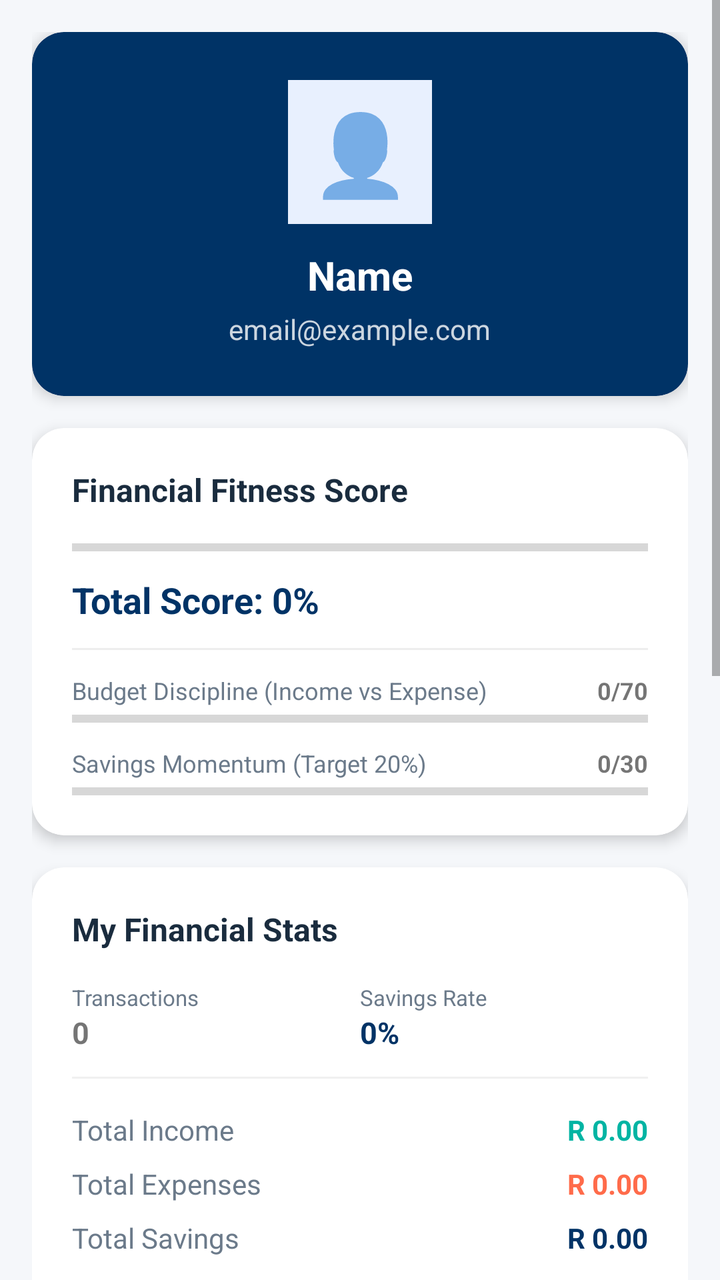
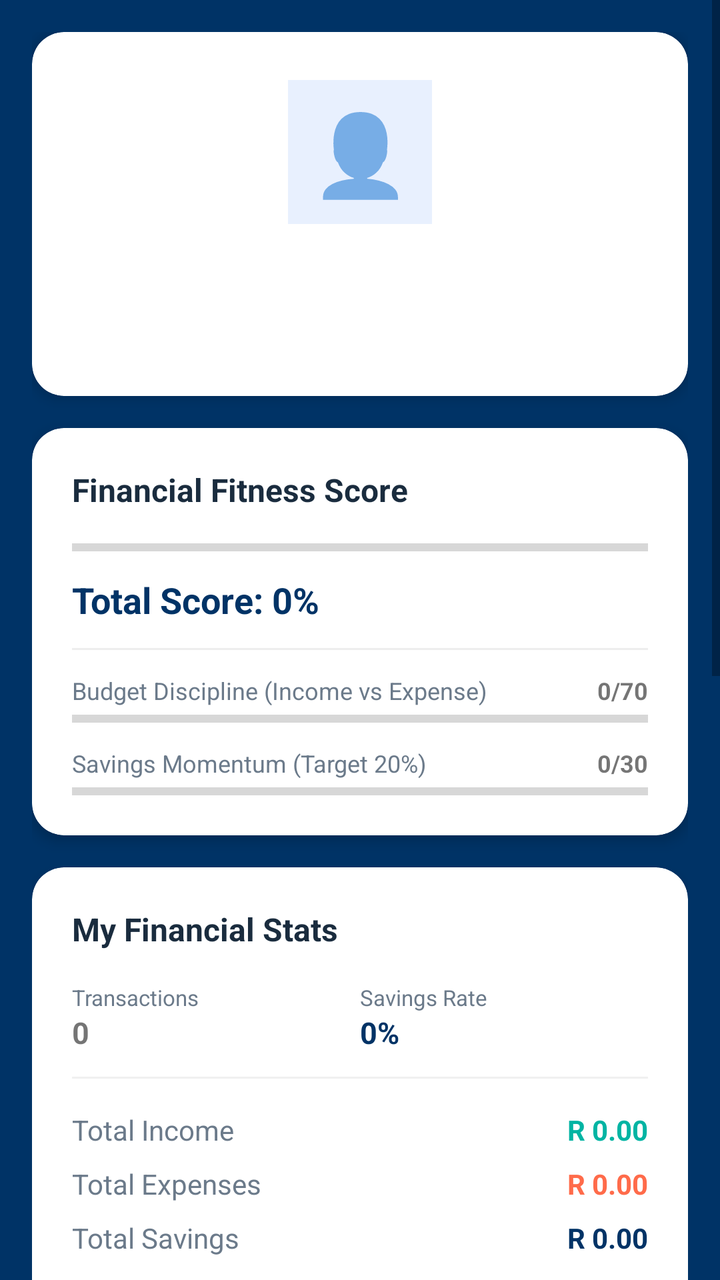

Compare the two renders of this Android layout. The source of the first and the diff that turns it into the second are given below.
<!-- AndroidManifest.xml: application theme Theme.BudgetApp -->
<!-- res/layout/fragment_profile.xml -->
<?xml version="1.0" encoding="utf-8"?>
<ScrollView
    xmlns:android="http://schemas.android.com/apk/res/android"
    xmlns:app="http://schemas.android.com/apk/res-auto"
    android:id="@+id/scrollViewProfile"
    android:layout_width="match_parent"
    android:layout_height="match_parent"
    android:background="@color/background_grey">

    <LinearLayout
        android:layout_width="match_parent"
        android:layout_height="wrap_content"
        android:orientation="vertical"
        android:padding="16dp">

        
        <androidx.cardview.widget.CardView
            android:layout_width="match_parent"
            android:layout_height="wrap_content"
            android:layout_marginBottom="16dp"
            app:cardCornerRadius="16dp"
            app:cardElevation="4dp"
            app:cardBackgroundColor="@color/profile_card_bg">

            <LinearLayout
                android:layout_width="match_parent"
                android:layout_height="wrap_content"
                android:orientation="vertical"
                android:padding="24dp"
                android:gravity="center">

                <TextView
                    android:layout_width="72dp"
                    android:layout_height="72dp"
                    android:text="👤"
                    android:textSize="40sp"
                    android:gravity="center"
                    android:background="@color/profile_avatar_circle_bg"
                    android:layout_marginBottom="12dp" />

                <TextView
                    android:id="@+id/tvProfileName"
                    android:layout_width="wrap_content"
                    android:layout_height="wrap_content"
                    android:text="Name"
                    android:textSize="20sp"
                    android:textStyle="bold"
                    android:textColor="@color/header_on_background" />

                <TextView
                    android:id="@+id/tvProfileEmail"
                    android:layout_width="wrap_content"
                    android:layout_height="wrap_content"
                    android:text="email@example.com"
                    android:textSize="14sp"
                    android:textColor="#CCFFFFFF"
                    android:layout_marginTop="4dp" />
            </LinearLayout>
        </androidx.cardview.widget.CardView>

        
        <androidx.cardview.widget.CardView
            android:layout_width="match_parent"
            android:layout_height="wrap_content"
            android:layout_marginBottom="16dp"
            app:cardCornerRadius="16dp"
            app:cardElevation="4dp"
            app:cardBackgroundColor="@color/card_background">

            <LinearLayout
                android:layout_width="match_parent"
                android:layout_height="wrap_content"
                android:orientation="vertical"
                android:padding="20dp">

                <TextView
                    android:layout_width="wrap_content"
                    android:layout_height="wrap_content"
                    android:text="Financial Fitness Score"
                    android:textSize="16sp"
                    android:textStyle="bold"
                    android:textColor="@color/text_primary"
                    android:layout_marginBottom="12dp" />

                <ProgressBar
                    android:id="@+id/pbProfileFitness"
                    style="?android:attr/progressBarStyleHorizontal"
                    android:layout_width="match_parent"
                    android:layout_height="12dp"
                    android:progress="0"
                    android:max="100"
                    android:progressTint="@color/colorPrimary"
                    android:layout_marginBottom="8dp" />

                <TextView
                    android:id="@+id/tvProfileFitnessScore"
                    android:layout_width="wrap_content"
                    android:layout_height="wrap_content"
                    android:text="Total Score: 0%"
                    android:textSize="18sp"
                    android:textStyle="bold"
                    android:textColor="@color/colorPrimary" />

                <View
                    android:layout_width="match_parent"
                    android:layout_height="1dp"
                    android:background="#EEE"
                    android:layout_marginVertical="12dp" />

                
                <LinearLayout
                    android:layout_width="match_parent"
                    android:layout_height="wrap_content"
                    android:orientation="horizontal"
                    android:layout_marginBottom="4dp">
                    <TextView
                        android:layout_width="0dp"
                        android:layout_weight="1"
                        android:layout_height="wrap_content"
                        android:text="Budget Discipline (Income vs Expense)"
                        android:textSize="12sp"
                        android:textColor="@color/text_secondary" />
                    <TextView
                        android:id="@+id/tvFitnessSurplusScore"
                        android:layout_width="wrap_content"
                        android:layout_height="wrap_content"
                        android:text="0/70"
                        android:textSize="12sp"
                        android:textStyle="bold" />
                </LinearLayout>
                <ProgressBar
                    android:id="@+id/pbFitnessSurplus"
                    style="?android:attr/progressBarStyleHorizontal"
                    android:layout_width="match_parent"
                    android:layout_height="4dp"
                    android:progress="0"
                    android:max="70"
                    android:progressTint="@color/income_green"
                    android:layout_marginBottom="12dp" />

                
                <LinearLayout
                    android:layout_width="match_parent"
                    android:layout_height="wrap_content"
                    android:orientation="horizontal"
                    android:layout_marginBottom="4dp">
                    <TextView
                        android:layout_width="0dp"
                        android:layout_weight="1"
                        android:layout_height="wrap_content"
                        android:text="Savings Momentum (Target 20%)"
                        android:textSize="12sp"
                        android:textColor="@color/text_secondary" />
                    <TextView
                        android:id="@+id/tvFitnessSavingsScore"
                        android:layout_width="wrap_content"
                        android:layout_height="wrap_content"
                        android:text="0/30"
                        android:textSize="12sp"
                        android:textStyle="bold" />
                </LinearLayout>
                <ProgressBar
                    android:id="@+id/pbFitnessSavings"
                    style="?android:attr/progressBarStyleHorizontal"
                    android:layout_width="match_parent"
                    android:layout_height="4dp"
                    android:progress="0"
                    android:max="30"
                    android:progressTint="@color/colorPrimary" />

            </LinearLayout>
        </androidx.cardview.widget.CardView>

        
        <androidx.cardview.widget.CardView
            android:layout_width="match_parent"
            android:layout_height="wrap_content"
            android:layout_marginBottom="16dp"
            app:cardCornerRadius="16dp"
            app:cardElevation="4dp"
            app:cardBackgroundColor="@color/card_background">

            <LinearLayout
                android:layout_width="match_parent"
                android:layout_height="wrap_content"
                android:orientation="vertical"
                android:padding="20dp">

                <TextView
                    android:layout_width="wrap_content"
                    android:layout_height="wrap_content"
                    android:text="My Financial Stats"
                    android:textSize="16sp"
                    android:textStyle="bold"
                    android:textColor="@color/text_primary"
                    android:layout_marginBottom="16dp" />

                
                <LinearLayout
                    android:layout_width="match_parent"
                    android:layout_height="wrap_content"
                    android:orientation="horizontal"
                    android:layout_marginBottom="12dp">
                    <LinearLayout android:layout_width="0dp" android:layout_weight="1" android:layout_height="wrap_content" android:orientation="vertical">
                        <TextView android:layout_width="wrap_content" android:layout_height="wrap_content" android:text="Transactions" android:textSize="11sp" android:textColor="@color/text_secondary"/>
                        <TextView android:id="@+id/tvTxCount" android:layout_width="wrap_content" android:layout_height="wrap_content" android:text="0" android:textStyle="bold" android:textSize="15sp"/>
                    </LinearLayout>
                    <LinearLayout android:layout_width="0dp" android:layout_weight="1" android:layout_height="wrap_content" android:orientation="vertical">
                        <TextView android:layout_width="wrap_content" android:layout_height="wrap_content" android:text="Savings Rate" android:textSize="11sp" android:textColor="@color/text_secondary"/>
                        <TextView android:id="@+id/tvSummarySavingsRate" android:layout_width="wrap_content" android:layout_height="wrap_content" android:text="0%" android:textStyle="bold" android:textSize="15sp" android:textColor="@color/colorPrimary"/>
                    </LinearLayout>
                </LinearLayout>

                <View android:layout_width="match_parent" android:layout_height="1dp" android:background="#F0F0F0" android:layout_marginBottom="16dp"/>

                
                <LinearLayout android:layout_width="match_parent" android:layout_height="wrap_content" android:orientation="horizontal" android:layout_marginBottom="8dp">
                    <TextView android:layout_width="0dp" android:layout_weight="1" android:layout_height="wrap_content" android:text="Total Income" android:textSize="14sp" android:textColor="@color/text_secondary"/>
                    <TextView android:id="@+id/tvSummaryIncome" android:layout_width="wrap_content" android:layout_height="wrap_content" android:text="R 0.00" android:textStyle="bold" android:textColor="@color/income_green"/>
                </LinearLayout>

                <LinearLayout android:layout_width="match_parent" android:layout_height="wrap_content" android:orientation="horizontal" android:layout_marginBottom="8dp">
                    <TextView android:layout_width="0dp" android:layout_weight="1" android:layout_height="wrap_content" android:text="Total Expenses" android:textSize="14sp" android:textColor="@color/text_secondary"/>
                    <TextView android:id="@+id/tvSummaryExpenses" android:layout_width="wrap_content" android:layout_height="wrap_content" android:text="R 0.00" android:textStyle="bold" android:textColor="@color/expense_red"/>
                </LinearLayout>

                <LinearLayout android:layout_width="match_parent" android:layout_height="wrap_content" android:orientation="horizontal" android:layout_marginBottom="8dp">
                    <TextView android:layout_width="0dp" android:layout_weight="1" android:layout_height="wrap_content" android:text="Total Savings" android:textSize="14sp" android:textColor="@color/text_secondary"/>
                    <TextView android:id="@+id/tvSummarySavings" android:layout_width="wrap_content" android:layout_height="wrap_content" android:text="R 0.00" android:textStyle="bold" android:textColor="@color/colorPrimary"/>
                </LinearLayout>

                <LinearLayout android:layout_width="match_parent" android:layout_height="wrap_content" android:orientation="horizontal" android:layout_marginBottom="8dp">
                    <TextView android:layout_width="0dp" android:layout_weight="1" android:layout_height="wrap_content" android:text="Debt Balance" android:textSize="14sp" android:textColor="@color/text_secondary"/>
                    <TextView android:id="@+id/tvTotalDebt" android:layout_width="wrap_content" android:layout_height="wrap_content" android:text="R 0.00" android:textStyle="bold" android:textColor="#E65100"/>
                </LinearLayout>

                <View android:layout_width="match_parent" android:layout_height="1dp" android:background="#F0F0F0" android:layout_marginVertical="12dp"/>

                <LinearLayout android:layout_width="match_parent" android:layout_height="wrap_content" android:orientation="horizontal">
                    <TextView android:layout_width="0dp" android:layout_weight="1" android:layout_height="wrap_content" android:text="Available Balance" android:textStyle="bold" android:textColor="@color/text_primary"/>
                    <TextView android:id="@+id/tvTotalSaved" android:layout_width="wrap_content" android:layout_height="wrap_content" android:text="R 0.00" android:textStyle="bold" android:textColor="@color/income_green" android:textSize="16sp"/>
                </LinearLayout>

            </LinearLayout>
        </androidx.cardview.widget.CardView>

        
        <androidx.cardview.widget.CardView
            android:layout_width="match_parent"
            android:layout_height="wrap_content"
            android:layout_marginBottom="16dp"
            app:cardCornerRadius="16dp"
            app:cardElevation="4dp"
            app:cardBackgroundColor="@color/card_background">

            <LinearLayout
                android:layout_width="match_parent"
                android:layout_height="wrap_content"
                android:orientation="vertical"
                android:padding="20dp">

                <TextView
                    android:layout_width="wrap_content"
                    android:layout_height="wrap_content"
                    android:text="Usage Distribution"
                    android:textSize="16sp"
                    android:textStyle="bold"
                    android:textColor="@color/text_primary"
                    android:layout_marginBottom="12dp" />

                
                <LinearLayout
                    android:layout_width="match_parent"
                    android:layout_height="wrap_content"
                    android:orientation="horizontal"
                    android:gravity="bottom">
                    <TextView
                        android:layout_width="0dp"
                        android:layout_weight="1"
                        android:layout_height="wrap_content"
                        android:text="Total cash handled"
                        android:textSize="13sp"
                        android:textColor="@color/text_secondary" />
                    <TextView
                        android:id="@+id/tvUsageTotalAmount"
                        android:layout_width="wrap_content"
                        android:layout_height="wrap_content"
                        android:text="R 0.00"
                        android:textSize="13sp"
                        android:textStyle="bold"
                        android:textColor="@color/income_green" />
                </LinearLayout>
                <ProgressBar
                    android:id="@+id/pbUsageTotal"
                    style="?android:attr/progressBarStyleHorizontal"
                    android:layout_width="match_parent"
                    android:layout_height="8dp"
                    android:progress="100"
                    android:progressTint="@color/income_green"
                    android:layout_marginTop="4dp"
                    android:layout_marginBottom="12dp" />

                
                <LinearLayout
                    android:layout_width="match_parent"
                    android:layout_height="wrap_content"
                    android:orientation="horizontal">
                    <TextView
                        android:layout_width="0dp"
                        android:layout_weight="1"
                        android:layout_height="wrap_content"
                        android:text="Income"
                        android:textSize="12sp"
                        android:textColor="@color/text_secondary" />
                    <TextView
                        android:id="@+id/tvUsageIncomePercent"
                        android:layout_width="wrap_content"
                        android:layout_height="wrap_content"
                        android:text="0%"
                        android:textSize="12sp"
                        android:textColor="@color/text_primary" />
                </LinearLayout>
                <ProgressBar
                    android:id="@+id/pbUsageIncome"
                    style="?android:attr/progressBarStyleHorizontal"
                    android:layout_width="match_parent"
                    android:layout_height="4dp"
                    android:progress="0"
                    android:progressTint="@color/income_green"
                    android:layout_marginTop="2dp"
                    android:layout_marginBottom="8dp" />

                
                <LinearLayout
                    android:layout_width="match_parent"
                    android:layout_height="wrap_content"
                    android:orientation="horizontal">
                    <TextView
                        android:layout_width="0dp"
                        android:layout_weight="1"
                        android:layout_height="wrap_content"
                        android:text="Expense"
                        android:textSize="12sp"
                        android:textColor="@color/text_secondary" />
                    <TextView
                        android:id="@+id/tvUsageExpensePercent"
                        android:layout_width="wrap_content"
                        android:layout_height="wrap_content"
                        android:text="0%"
                        android:textSize="12sp"
                        android:textColor="@color/text_primary" />
                </LinearLayout>
                <ProgressBar
                    android:id="@+id/pbUsageExpense"
                    style="?android:attr/progressBarStyleHorizontal"
                    android:layout_width="match_parent"
                    android:layout_height="4dp"
                    android:progress="0"
                    android:progressTint="@color/expense_red"
                    android:layout_marginTop="2dp"
                    android:layout_marginBottom="8dp" />

                
                <LinearLayout
                    android:layout_width="match_parent"
                    android:layout_height="wrap_content"
                    android:orientation="horizontal">
                    <TextView
                        android:layout_width="0dp"
                        android:layout_weight="1"
                        android:layout_height="wrap_content"
                        android:text="Savings"
                        android:textSize="12sp"
                        android:textColor="@color/text_secondary" />
                    <TextView
                        android:id="@+id/tvUsageSavingsPercent"
                        android:layout_width="wrap_content"
                        android:layout_height="wrap_content"
                        android:text="0%"
                        android:textSize="12sp"
                        android:textColor="@color/text_primary" />
                </LinearLayout>
                <ProgressBar
                    android:id="@+id/pbUsageSavings"
                    style="?android:attr/progressBarStyleHorizontal"
                    android:layout_width="match_parent"
                    android:layout_height="4dp"
                    android:progress="0"
                    android:progressTint="@color/colorPrimary"
                    android:layout_marginTop="2dp"
                    android:layout_marginBottom="8dp" />

                
                <LinearLayout
                    android:layout_width="match_parent"
                    android:layout_height="wrap_content"
                    android:orientation="horizontal">
                    <TextView
                        android:layout_width="0dp"
                        android:layout_weight="1"
                        android:layout_height="wrap_content"
                        android:text="Debt"
                        android:textSize="12sp"
                        android:textColor="@color/text_secondary" />
                    <TextView
                        android:id="@+id/tvUsageDebtPercent"
                        android:layout_width="wrap_content"
                        android:layout_height="wrap_content"
                        android:text="0%"
                        android:textSize="12sp"
                        android:textColor="@color/text_primary" />
                </LinearLayout>
                <ProgressBar
                    android:id="@+id/pbUsageDebt"
                    style="?android:attr/progressBarStyleHorizontal"
                    android:layout_width="match_parent"
                    android:layout_height="4dp"
                    android:progress="0"
                    android:progressTint="#FF9800"
                    android:layout_marginTop="2dp" />

            </LinearLayout>
        </androidx.cardview.widget.CardView>

        
        <androidx.cardview.widget.CardView
            android:layout_width="match_parent"
            android:layout_height="wrap_content"
            android:layout_marginBottom="16dp"
            app:cardCornerRadius="16dp"
            app:cardElevation="4dp"
            app:cardBackgroundColor="@color/card_background">

            <LinearLayout
                android:layout_width="match_parent"
                android:layout_height="wrap_content"
                android:orientation="vertical"
                android:padding="20dp">

                <TextView
                    android:layout_width="wrap_content"
                    android:layout_height="wrap_content"
                    android:text="Unlocked Badges"
                    android:textSize="16sp"
                    android:textStyle="bold"
                    android:textColor="@color/text_primary"
                    android:layout_marginBottom="12dp" />

                <LinearLayout
                    android:id="@+id/layoutProfileBadges"
                    android:layout_width="match_parent"
                    android:layout_height="wrap_content"
                    android:orientation="vertical" />
            </LinearLayout>
        </androidx.cardview.widget.CardView>

        
        <Button
            android:id="@+id/btnProfileSettings"
            android:layout_width="match_parent"
            android:layout_height="52dp"
            android:text="Settings"
            android:layout_marginBottom="12dp"
            android:backgroundTint="@color/colorPrimary"
            android:textColor="@color/white"
            android:textSize="16sp" />

        
        <Button
            android:id="@+id/btnLogout"
            android:layout_width="match_parent"
            android:layout_height="52dp"
            android:text="Log Out"
            android:backgroundTint="#F44336"
            android:textColor="@color/white"
            android:textSize="16sp" />

    </LinearLayout>
</ScrollView>
<!-- resources referenced by this layout -->
<resources>
  <color name="background_grey">#F5F7FA</color>
  <color name="card_background">#FFFFFF</color>
  <color name="colorPrimary">#003366</color>
  <color name="expense_red">#FF6B4A</color>
  <color name="header_on_background">#FFFFFF</color>
  <color name="income_green">#00B4A3</color>
  <color name="profile_avatar_circle_bg">#E8F0FE</color>
  <color name="profile_card_bg">#003366</color>
  <color name="text_primary">#1A2C3E</color>
  <color name="text_secondary">#6B7A8A</color>
  <color name="white">#FFFFFF</color>
  <style name="Theme.BudgetApp" parent="Base.Theme.BudgetApp" />
  <style name="Base.Theme.BudgetApp" parent="Theme.MaterialComponents.DayNight.DarkActionBar">
          <item name="colorPrimary">@color/colorPrimary</item>
          <item name="colorPrimaryDark">@color/colorPrimaryDark</item>
          <item name="colorAccent">@color/colorAccent</item>
          <item name="android:windowBackground">@color/background_grey</item>
          <item name="android:statusBarColor">@color/background_grey</item>
      </style>
  <color name="colorPrimaryDark">#002244</color>
  <color name="colorAccent">#00A3E0</color>
</resources>

<!-- the commit's change to res/layout/fragment_profile.xml (unified diff, before → after) -->
@@ -5,7 +5,7 @@
     android:id="@+id/scrollViewProfile"
     android:layout_width="match_parent"
     android:layout_height="match_parent"
-    android:background="@color/background_grey">
+    android:background="@color/colorPrimary">
 
     <LinearLayout
         android:layout_width="match_parent"
@@ -20,7 +20,7 @@
             android:layout_marginBottom="16dp"
             app:cardCornerRadius="16dp"
             app:cardElevation="4dp"
-            app:cardBackgroundColor="@color/profile_card_bg">
+            app:cardBackgroundColor="@color/card_background">
 
             <LinearLayout
                 android:layout_width="match_parent"
<!-- resource entries referenced after the edit -->
@@ -7,7 +7,6 @@
   <color name="header_on_background">#FFFFFF</color>
   <color name="income_green">#00B4A3</color>
   <color name="profile_avatar_circle_bg">#E8F0FE</color>
-  <color name="profile_card_bg">#003366</color>
   <color name="text_primary">#1A2C3E</color>
   <color name="text_secondary">#6B7A8A</color>
   <color name="white">#FFFFFF</color>
